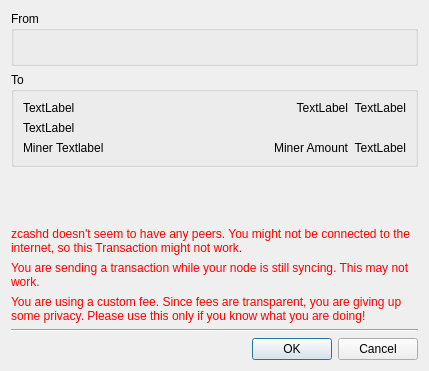
This is src/confirm.ui in z-bitcoinz/BitcoinZ_Blue as Qt 5 draws it before an edit. The edited form follows.
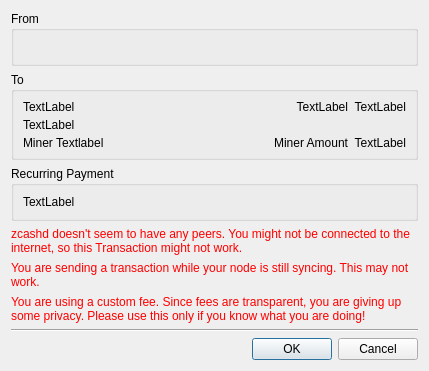
This is the edited form.

Patch:
```diff
--- a/src/confirm.ui
+++ b/src/confirm.ui
@@ -133,6 +133,22 @@
      </layout>
     </widget>
    </item>
+   <item>
+    <widget class="QGroupBox" name="grpRecurring">
+     <property name="title">
+      <string>Recurring Payment</string>
+     </property>
+     <layout class="QGridLayout" name="gridLayout_2">
+      <item row="0" column="0">
+       <widget class="QLabel" name="lblRecurringDesc">
+        <property name="text">
+         <string>TextLabel</string>
+        </property>
+       </widget>
+      </item>
+     </layout>
+    </widget>
+   </item>
    <item>
     <spacer name="verticalSpacer">
      <property name="orientation">
```
